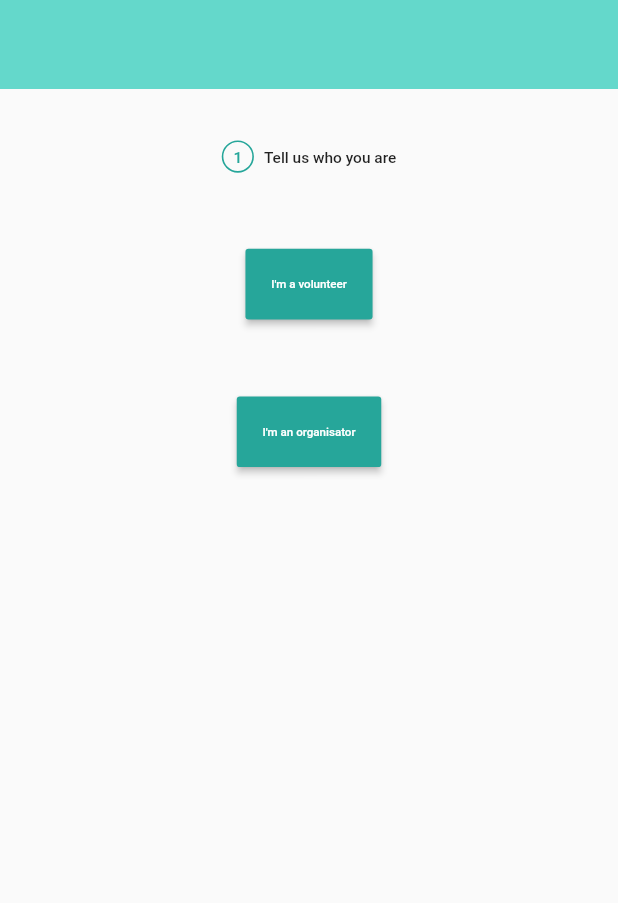
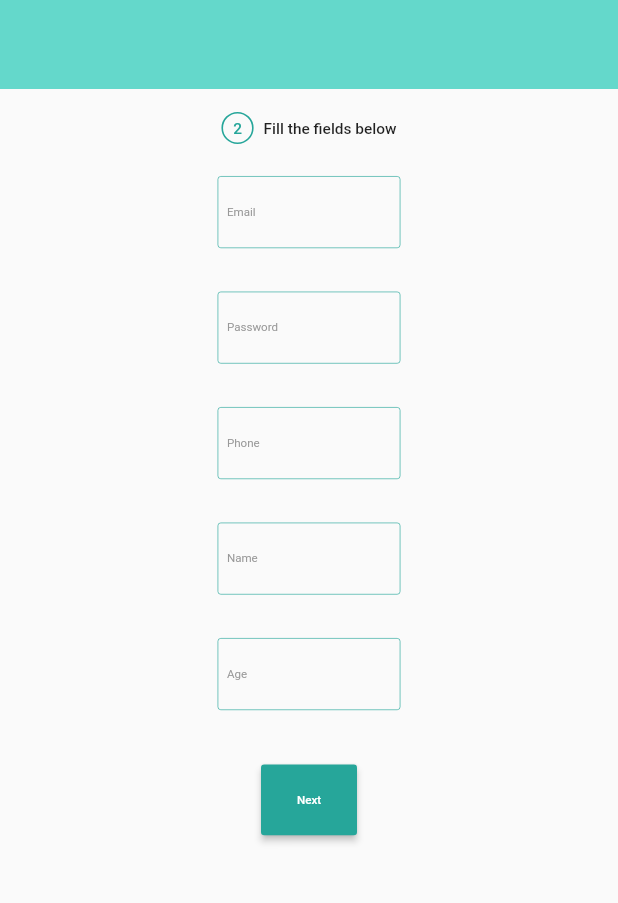
Before and after one commit to Lohyna-international/lohfinder-frontend, a Flutter app: the SignUpStepOne screen opened by its route, after a tap on "I'm a volunteer", on a phone screen of 412 x 824 dp, the part 117-1020 px from its top. Run offline on Flutter 3.47's test engine with Material 2 defaults, Android fonts, the phone set to English and light mode, and no system bars; our stand-ins replace flutter_screenutil.

Commit message:
[LFND-53] implements sign up step 2 screen UI

```diff
--- a/lib/presentation/routes/route_generator.dart
+++ b/lib/presentation/routes/route_generator.dart
@@ -1,6 +1,7 @@
 import 'package:flutter/material.dart';
 import 'package:lohfinder_frontend/presentation/screens/home/home_screen.dart';
 import 'package:lohfinder_frontend/presentation/screens/sign_up/sign_up_step_one.dart';
+import 'package:lohfinder_frontend/presentation/screens/sign_up/sign_up_step_two.dart';
 import 'package:lohfinder_frontend/presentation/screens/welcome/welcome_screen.dart';
 
 import 'error_route.dart';
@@ -12,6 +13,8 @@ class RouteGenerator {
         return MaterialPageRoute(builder: (_) => const HomeScreen());
       case SignUpStepOne.route:
         return MaterialPageRoute(builder: (_) => const SignUpStepOne());
+      case SignUpStepTwo.route:
+        return MaterialPageRoute(builder: (_) => const SignUpStepTwo());
       case WelcomeScreen.route:
         return MaterialPageRoute(builder: (_) => const WelcomeScreen());
       default:
--- a/lib/presentation/screens/sign_up/sign_up_step_one.dart
+++ b/lib/presentation/screens/sign_up/sign_up_step_one.dart
@@ -1,5 +1,6 @@
 import 'package:flutter/material.dart';
 import 'package:flutter_screenutil/flutter_screenutil.dart';
+import 'package:lohfinder_frontend/presentation/screens/sign_up/sign_up_step_two.dart';
 import 'package:lohfinder_frontend/presentation/widgets/lf_button.dart';
 import 'package:lohfinder_frontend/presentation/widgets/lf_header.dart';
 
@@ -15,14 +16,14 @@ class SignUpStepOne extends StatelessWidget {
         body: Column(
           children: [
             const LFHeader(),
-            SizedBox(height: 45.h),
+            SizedBox(height: 20.h),
             const SignUpStepTitle(
               stepNumber: 1,
               titleText: 'Tell us who you are',
             ),
             SizedBox(height: 66.h),
             LFButton(
-              onPressed: () {},
+              onPressed: () => _onVolunteerPressed(context),
               text: "I'm a volunteer",
             ),
             SizedBox(height: 66.h),
@@ -33,4 +34,8 @@ class SignUpStepOne extends StatelessWidget {
           ],
         ),
       );
+
+  void _onVolunteerPressed(BuildContext context) {
+    Navigator.pushNamed(context, SignUpStepTwo.route);
+  }
 }
--- /dev/null
+++ b/lib/presentation/screens/sign_up/sign_up_step_two.dart
@@ -0,0 +1,96 @@
+import 'package:flutter/material.dart';
+import 'package:flutter_screenutil/flutter_screenutil.dart';
+import 'package:lohfinder_frontend/presentation/widgets/lf_button.dart';
+import 'package:lohfinder_frontend/presentation/widgets/lf_header.dart';
+import 'package:lohfinder_frontend/presentation/widgets/lf_text_field.dart';
+
+import 'local_widgets/sign_up_step_title.dart';
+
+class SignUpStepTwo extends StatefulWidget {
+  static const String route = '/sign_up_step_two';
+
+  const SignUpStepTwo({Key? key}) : super(key: key);
+
+  @override
+  _SignUpStepTwoState createState() => _SignUpStepTwoState();
+}
+
+class _SignUpStepTwoState extends State<SignUpStepTwo> {
+  final TextEditingController _emailController = TextEditingController();
+  final TextEditingController _passwordController = TextEditingController();
+  final TextEditingController _phoneController = TextEditingController();
+  final TextEditingController _nameController = TextEditingController();
+  final TextEditingController _ageController = TextEditingController();
+
+  @override
+  Widget build(BuildContext context) => Scaffold(
+        body: Column(
+          children: [
+            const LFHeader(),
+            SizedBox(height: 20.h),
+            const SignUpStepTitle(
+              stepNumber: 2,
+              titleText: 'Fill the fields below',
+            ),
+            SizedBox(height: 28.h),
+            _fields(),
+            SizedBox(height: 47.h),
+            _nextButton(),
+          ],
+        ),
+      );
+
+  Widget _fields() => Padding(
+        padding: EdgeInsets.symmetric(horizontal: 676.w),
+        child: Column(
+          mainAxisSize: MainAxisSize.min,
+          children: [
+            _emailField(),
+            SizedBox(height: 38.h),
+            _passwordField(),
+            SizedBox(height: 38.h),
+            _phoneField(),
+            SizedBox(height: 38.h),
+            _nameField(),
+            SizedBox(height: 38.h),
+            _ageField(),
+          ],
+        ),
+      );
+
+  Widget _emailField() => LFTextField(
+        controller: _emailController,
+        onChanged: (_) {},
+        hintText: 'Email',
+      );
+
+  Widget _passwordField() => LFTextField(
+        controller: _passwordController,
+        onChanged: (_) {},
+        hintText: 'Password',
+        obscureText: true,
+      );
+
+  Widget _phoneField() => LFTextField(
+        controller: _phoneController,
+        onChanged: (_) {},
+        hintText: 'Phone',
+      );
+
+  Widget _nameField() => LFTextField(
+        controller: _nameController,
+        onChanged: (_) {},
+        hintText: 'Name',
+      );
+
+  Widget _ageField() => LFTextField(
+        controller: _ageController,
+        onChanged: (_) {},
+        hintText: 'Age',
+      );
+
+  Widget _nextButton() => LFButton(
+        onPressed: () {},
+        text: 'Next',
+      );
+}
--- /dev/null
+++ b/lib/presentation/widgets/lf_text_field.dart
@@ -0,0 +1,47 @@
+import 'package:flutter/material.dart';
+import 'package:flutter_screenutil/flutter_screenutil.dart';
+import 'package:lohfinder_frontend/presentation/styles/lf_colors.dart';
+
+class LFTextField extends StatelessWidget {
+  final TextEditingController controller;
+  final ValueChanged<String> onChanged;
+  final String hintText;
+  final bool obscureText;
+
+  const LFTextField({
+    Key? key,
+    required this.controller,
+    required this.onChanged,
+    required this.hintText,
+    this.obscureText = false,
+  }) : super(key: key);
+
+  @override
+  Widget build(BuildContext context) => TextField(
+        controller: controller,
+        onChanged: onChanged,
+        obscureText: obscureText,
+        style: _style(),
+        decoration: _decoration(),
+        cursorColor: LFColors.primary,
+      );
+
+  TextStyle _style() => TextStyle(fontSize: 36.sp);
+
+  InputDecoration _decoration() => InputDecoration(
+        contentPadding: EdgeInsets.symmetric(vertical: 21.h, horizontal: 29.w),
+        enabledBorder: _border(),
+        focusedBorder: _border().copyWith(
+          borderSide: _borderSide().copyWith(width: 3.r),
+        ),
+        hintText: hintText,
+        hintStyle: const TextStyle(color: LFColors.textHint),
+      );
+
+  InputBorder _border() => OutlineInputBorder(
+        borderSide: _borderSide(),
+        borderRadius: BorderRadius.circular(10.r),
+      );
+
+  BorderSide _borderSide() => BorderSide(color: LFColors.primary, width: 2.r);
+}
```
